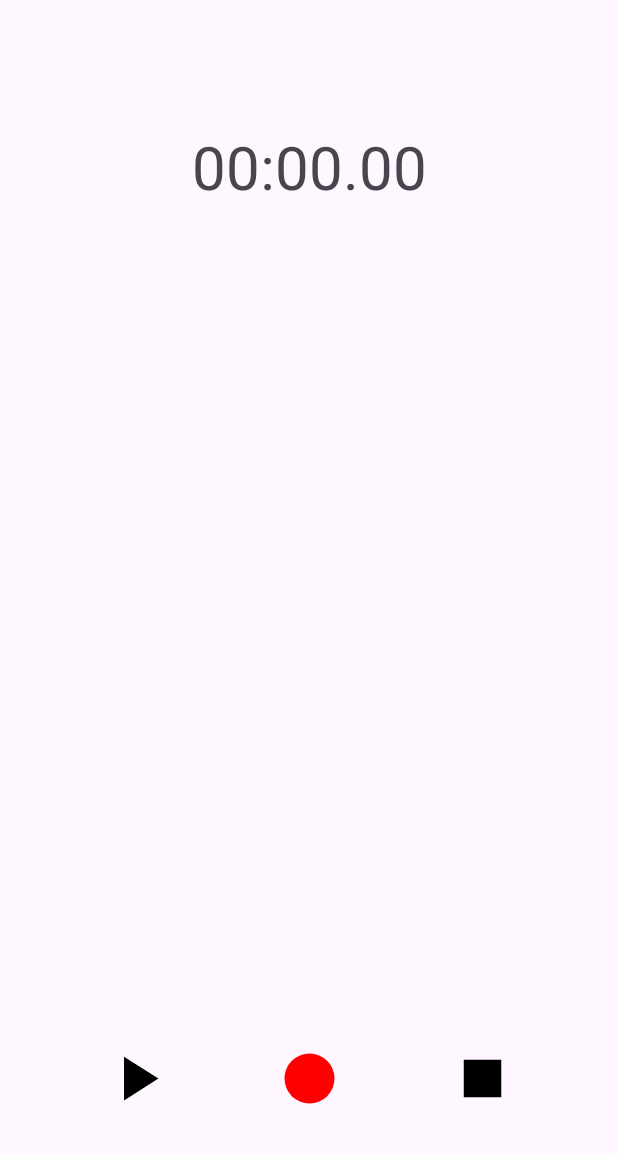
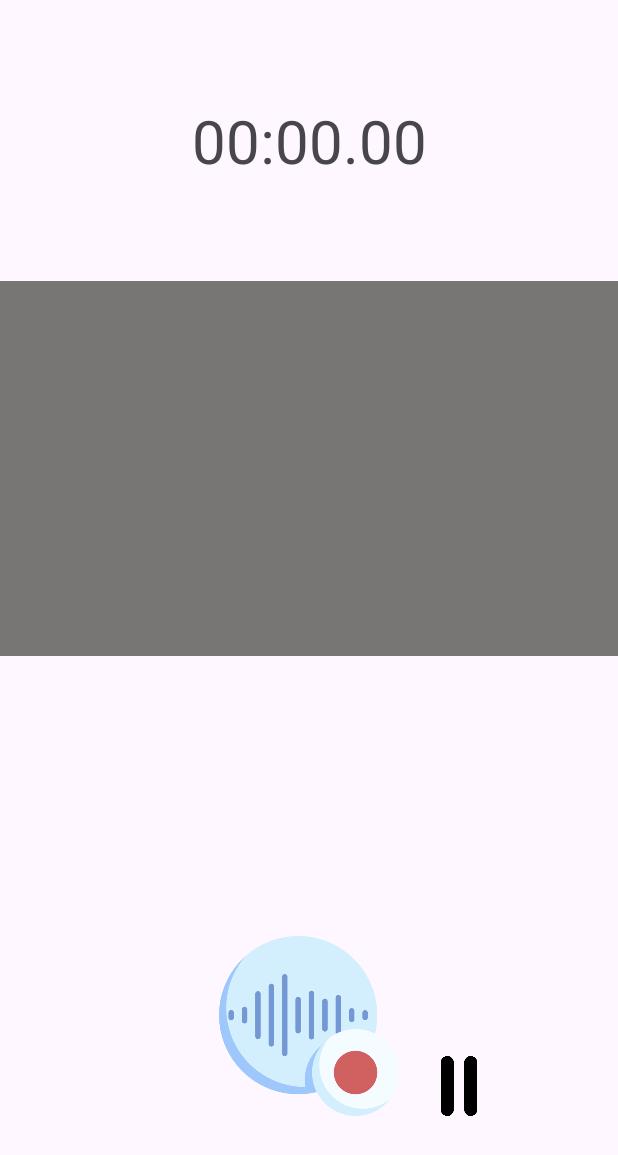
Before and after one commit to eunjee001/recordApp, an Android app: the layout activity_main.xml on its own in the app's theme, with its tools: preview values and no code run, on a phone screen of 412 x 824 dp. Shown: the top 1155 px of the screen. Run offline under Robolectric (Android 15) with nearby library versions, the phone set to English and light mode, and no system bars.

Commit message:
녹음 기능 추가 및 디자인수정

```diff
--- /dev/null
+++ b/app/src/main/java/com/kkyoungs/recordapp/WaveformView.kt
@@ -0,0 +1,82 @@
+package com.kkyoungs.recordapp
+
+import android.content.Context
+import android.graphics.Canvas
+import android.graphics.Color
+import android.graphics.Paint
+import android.graphics.RectF
+import android.util.AttributeSet
+import android.view.View
+import java.time.Duration
+
+class WaveformView @JvmOverloads constructor(
+    context : Context,
+    attrs: AttributeSet?= null,
+    defStyleAttr : Int = 0
+) : View(context, attrs, defStyleAttr) {
+    private val rectWidth = 15f
+
+    private val ampList = mutableListOf<Float>()
+    private val rectList = mutableListOf<RectF>()
+
+    private var tick = 0
+    private val redPaint = Paint().apply{
+        color = Color.YELLOW
+    }
+    override fun onDraw(canvas: Canvas) {
+        super.onDraw(canvas)
+
+        for(rectF in rectList){
+            canvas.drawRect(rectF, redPaint)
+        }
+    }
+
+    fun addAmplitude(maxAmplitude : Float){
+        val amplitude = (maxAmplitude / Short.MAX_VALUE) * this.height * 0.8f
+
+        ampList.add(amplitude)
+        rectList.clear()
+
+        val maxRect = (this.width/rectWidth).toInt()
+        val amps = ampList.takeLast(maxRect)
+        for ((i,amp) in amps.withIndex()){
+            val rectF = RectF()
+            rectF.top = (this.height / 2) - amp / 2 -3f
+            rectF.bottom = rectF.top + amp +3f
+
+            rectF.left = i * rectWidth
+            rectF.right = rectF.left + rectWidth-5f
+            rectList.add(rectF)
+        }
+        // ondraw 다시 부르는 함수
+        invalidate()
+    }
+
+    fun replayAmplitude(){
+        rectList.clear()
+
+        val maxRect = (this.width/rectWidth).toInt()
+        val amps = ampList.take(tick).takeLast(maxRect)
+        for ((i,amp) in amps.withIndex()){
+            val rectF = RectF()
+            rectF.top = (this.height / 2) - amp / 2 -3f
+            rectF.bottom = rectF.top + amp+3f
+            rectF.left = i * rectWidth
+            rectF.right = rectF.left + rectWidth -5f  // 여백을 위해 5 더줌
+
+            rectList.add(rectF)
+        }
+        tick ++
+        invalidate()
+
+    }
+
+    fun clearData(){
+        ampList.clear()
+    }
+    fun clearWave(){
+        rectList.clear()
+        tick = 0
+        invalidate()
+    }
+}
--- /dev/null
+++ b/app/src/main/res/drawable/baseline_pause_24.xml
@@ -0,0 +1,5 @@
+<vector android:height="24dp" android:tint="#2D43E2"
+    android:viewportHeight="24" android:viewportWidth="24"
+    android:width="24dp" xmlns:android="http://schemas.android.com/apk/res/android">
+    <path android:fillColor="@android:color/white" android:pathData="M6,19h4L10,5L6,5v14zM14,5v14h4L18,5h-4z"/>
+</vector>
--- a/app/src/main/res/layout/activity_main.xml
+++ b/app/src/main/res/layout/activity_main.xml
@@ -18,48 +18,40 @@
         app:layout_constraintEnd_toEndOf="parent"
         />
 
-    <View
+    <com.kkyoungs.recordapp.WaveformView
         android:id="@+id/waveformView"
         android:layout_width="0dp"
         android:layout_height="250dp"
+        android:background="#787575"
         app:layout_constraintBottom_toTopOf="@id/recordButton"
         app:layout_constraintEnd_toEndOf="parent"
         app:layout_constraintStart_toStartOf="parent"
         app:layout_constraintTop_toTopOf="parent" />
 
-    <ImageView
-        android:layout_width="50dp"
-        android:layout_height="50dp"
-        app:layout_constraintBottom_toBottomOf="parent"
-        app:layout_constraintStart_toStartOf="parent"
-        app:layout_constraintEnd_toStartOf="@id/recordButton"
-        android:layout_marginBottom="80dp"
-        android:id="@+id/playButton"
-        android:src = "@drawable/baseline_play_arrow_24"
-        app:tint="#000000" />
+
 
 
     <ImageView
-        android:layout_width="50dp"
-        android:layout_height="50dp"
+        android:layout_width="120dp"
+        android:layout_height="120dp"
         app:layout_constraintBottom_toBottomOf="parent"
         app:layout_constraintStart_toStartOf="parent"
         app:layout_constraintEnd_toEndOf="parent"
         android:layout_marginBottom="80dp"
         android:id="@+id/recordButton"
-        android:src = "@drawable/baseline_fiber_manual_record_24"
-        app:tint="#ff0000" />
+        android:src = "@drawable/record"
+         />
 
     <ImageView
-        android:layout_width="50dp"
-        android:layout_height="50dp"
+        android:layout_width="40dp"
+        android:layout_height="40dp"
         app:layout_constraintBottom_toBottomOf="parent"
         app:layout_constraintStart_toEndOf="@id/recordButton"
-        app:layout_constraintEnd_toEndOf="parent"
+        android:layout_marginLeft="20dp"
         android:layout_marginBottom="80dp"
-        android:id="@+id/stopButton"
-        android:src = "@drawable/baseline_stop_24"
-        app:tint="#000000" />
+        android:id="@+id/pauseButton"
+        android:src = "@drawable/pause"
+        />
 
 
 
```
Also changed, not shown: app/src/main/java/com/kkyoungs/recordapp/MainActivity.kt (+95 -32 lines), app/src/main/java/com/kkyoungs/recordapp/Timer.kt (added, +29 -0 lines), app/src/main/res/drawable/pause.png (added), app/src/main/res/drawable/record.png (added), app/src/main/res/drawable/save.png (added).
